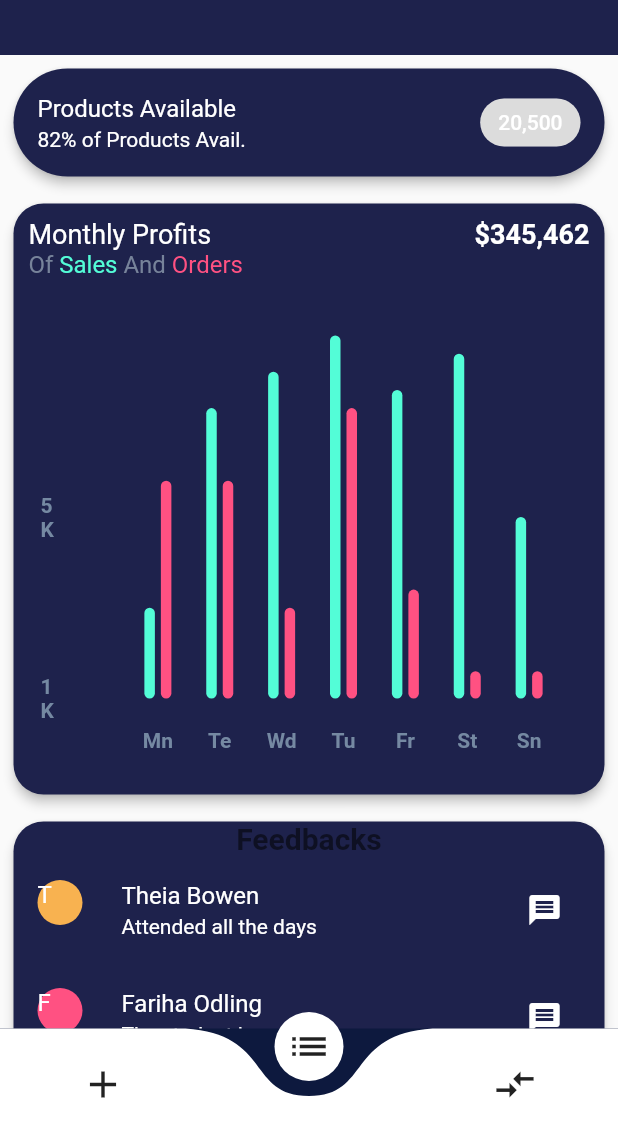
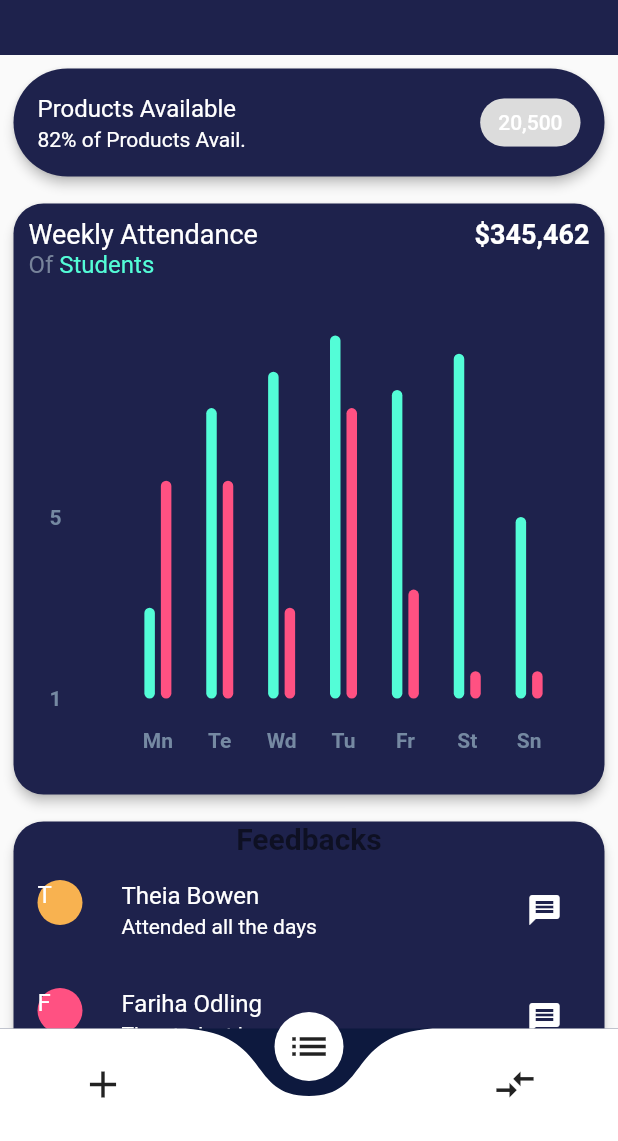
Before and after one commit to karan-17/InnHackers, a Flutter app: the WidgetTree screen opened directly, on a phone screen of 412 x 824 dp, the part 95-1236 px from its top. Run offline on Flutter 3.47's test engine with Material 2 defaults, Android fonts, the phone set to English and light mode, and no system bars; drawn by our look-alikes of curved_navigation_bar, fl_chart; our stand-ins replace dio, flutter_svg, fluttertoast, get, google_fonts, pdf and 2 more; missing offline and left inert: flutter_barcode_scanner, flutter_clean_calendar.

Commit message:
chart correction

```diff
--- a/lib/pages/charts.dart
+++ b/lib/pages/charts.dart
@@ -1023,7 +1023,7 @@ class BarChartSample2State extends State<BarChartSample2> {
                   children: <Widget>[
                     //makeTransactionsIcon(),
                     const Text(
-                      'Monthly Profits',
+                      'Weekly Attendance',
                       style: TextStyle(color: Colors.white, fontSize: 18),
                     ),
                     const Text(
@@ -1046,16 +1046,8 @@ class BarChartSample2State extends State<BarChartSample2> {
                       style: TextStyle(color: Color(0xff77839a), fontSize: 16),
                     ),
                     Text(
-                      'Sales ',
+                      'Students ',
                       style: TextStyle(color: leftBarColor, fontSize: 16),
-                    ),
-                    const Text(
-                      'And ',
-                      style: TextStyle(color: Color(0xff77839a), fontSize: 16),
-                    ),
-                    Text(
-                      'Orders',
-                      style: TextStyle(color: rightBarColor, fontSize: 16),
                     ),
                   ],
                 ),
@@ -1158,11 +1150,11 @@ class BarChartSample2State extends State<BarChartSample2> {
                             reservedSize: 14,
                             getTitles: (value) {
                               if (value == 0) {
-                                return '1K';
+                                return '1';
                               } else if (value == 10) {
-                                return '5K';
+                                return '5';
                               } else if (value == 19) {
-                                return '10K';
+                                return '10';
                               } else {
                                 return '';
                               }
```
